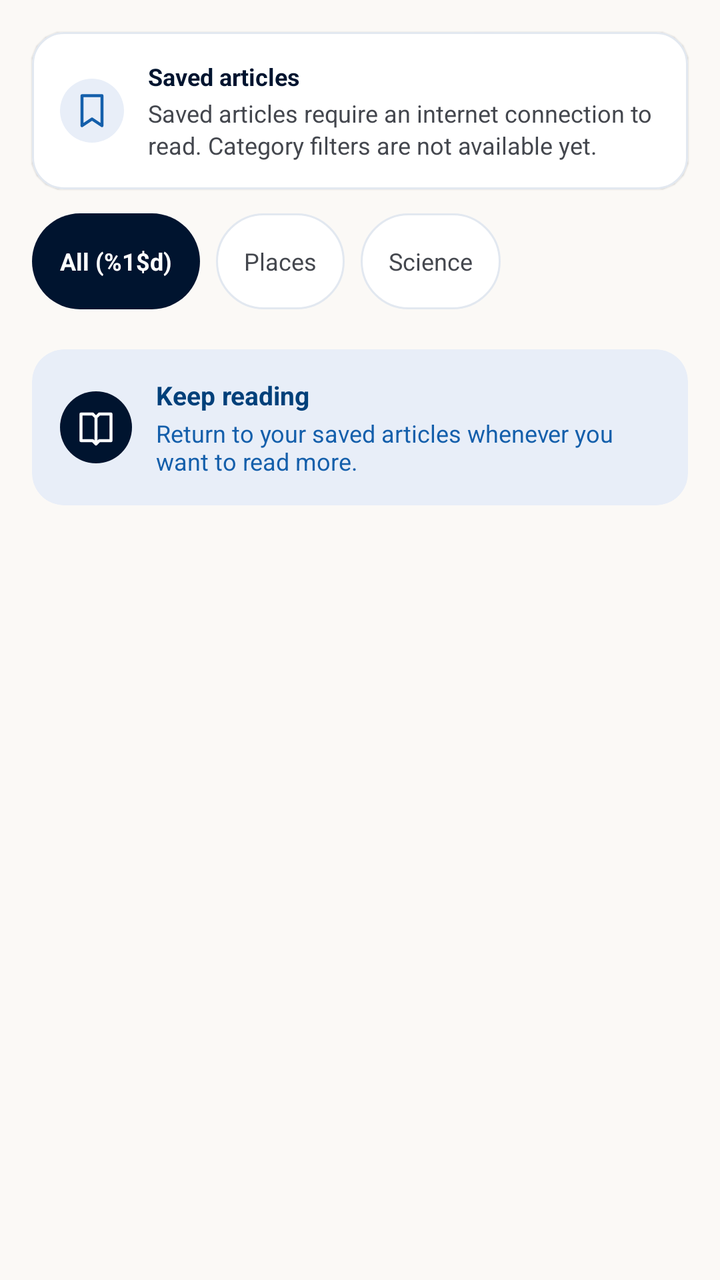
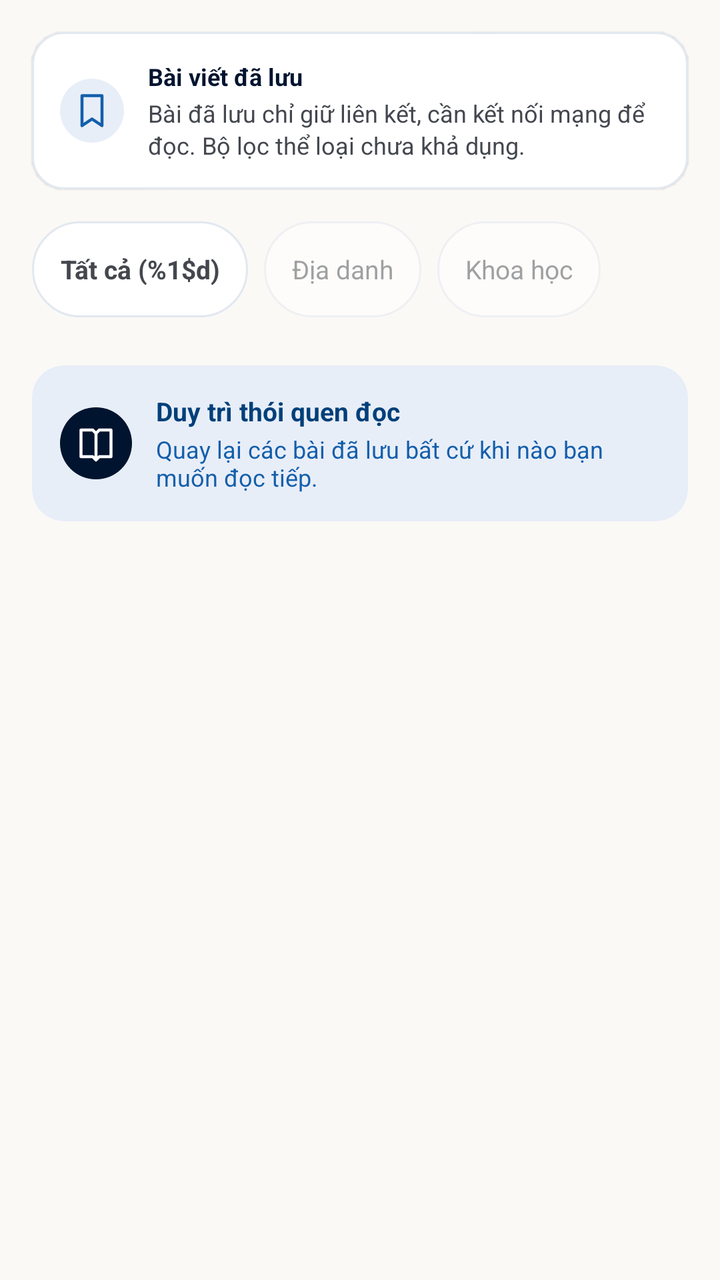

Two renders of the same Android screen: before a commit and after it. Below are the layout's source before the change and the commit's diff.
<!-- AndroidManifest.xml: application theme Theme.WikipediaClient -->
<!-- res/layout/fragment_library.xml -->
<?xml version="1.0" encoding="utf-8"?>
<androidx.core.widget.NestedScrollView xmlns:android="http://schemas.android.com/apk/res/android"
    xmlns:app="http://schemas.android.com/apk/res-auto"
    android:layout_width="match_parent"
    android:layout_height="match_parent"
    android:fillViewport="true">

    <LinearLayout
        android:layout_width="match_parent"
        android:layout_height="wrap_content"
        android:orientation="vertical"
        android:paddingBottom="48dp">

        


        <LinearLayout
            android:id="@+id/content_container"
            android:layout_width="match_parent"
            android:layout_height="wrap_content"
            android:orientation="vertical">

            
            <com.google.android.material.card.MaterialCardView
                android:layout_width="match_parent"
                android:layout_height="wrap_content"
                android:layout_marginStart="@dimen/page_gutter"
                android:layout_marginTop="16dp"
                android:layout_marginEnd="@dimen/page_gutter"
                app:cardBackgroundColor="@color/surface_container_lowest"
                app:cardCornerRadius="@dimen/card_radius"
                app:cardElevation="0.5dp"
                app:strokeColor="@color/card_stroke"
                app:strokeWidth="1dp">

                <LinearLayout
                    android:layout_width="match_parent"
                    android:layout_height="wrap_content"
                    android:gravity="center_vertical"
                    android:orientation="horizontal" android:baselineAligned="false"
                    android:padding="14dp">

                    <ImageView
                        android:layout_width="32dp"
                        android:layout_height="32dp"
                        android:background="@drawable/bg_badge_secondary"
                        android:importantForAccessibility="no"
                        android:padding="6dp"
                        android:src="@drawable/ic_bookmark"
                        app:tint="@color/secondary" />

                    <LinearLayout
                        android:layout_width="0dp"
                        android:layout_height="wrap_content"
                        android:layout_marginStart="12dp"
                        android:layout_weight="1"
                        android:orientation="vertical">

                        <TextView
                            android:layout_width="wrap_content"
                            android:layout_height="wrap_content"
                            android:text="@string/bookmark_banner_title"
                            android:textColor="@color/primary"
                            android:textSize="12sp"
                            android:textStyle="bold" />

                        <TextView
                            android:layout_width="wrap_content"
                            android:layout_height="wrap_content"
                            android:layout_marginTop="2dp"
                            android:lineSpacingExtra="2dp"
                            android:text="@string/bookmark_network_notice"
                            android:textColor="@color/on_surface_variant"
                            android:textSize="12sp" />
                    </LinearLayout>
                </LinearLayout>
            </com.google.android.material.card.MaterialCardView>

            
            <HorizontalScrollView
                android:layout_width="match_parent"
                android:layout_height="wrap_content"
                android:layout_marginTop="12dp"
                android:clipToPadding="false"
                android:paddingStart="@dimen/page_gutter"
                android:paddingEnd="@dimen/page_gutter"
                android:scrollbars="none">

                <LinearLayout
                    android:layout_width="wrap_content"
                    android:layout_height="wrap_content"
                    android:orientation="horizontal" android:baselineAligned="false">

                    <TextView android:focusable="true" android:clickable="true"
                        android:id="@+id/chip_fav_all"
                        android:layout_width="wrap_content"
                        android:layout_height="wrap_content"
                    android:minHeight="48dp"
                        android:background="@drawable/bg_pill_dark"
                        android:gravity="center"
                        android:paddingStart="14dp"
                        android:paddingEnd="14dp"
                        android:text="@string/bookmark_all"
                        android:textColor="@color/on_primary"
                        android:textSize="12sp"
                        android:textStyle="bold" />

                    <TextView android:focusable="true" android:clickable="true"
                        android:id="@+id/chip_fav_places"
                        android:layout_width="wrap_content"
                        android:layout_height="wrap_content"
                    android:minHeight="48dp"
                        android:layout_marginStart="8dp"
                        android:background="@drawable/bg_pill_light"
                        android:gravity="center"
                        android:paddingStart="14dp"
                        android:paddingEnd="14dp"
                        android:text="@string/bookmark_places"
                        android:textColor="@color/on_surface_variant"
                        android:textSize="12sp" />

                    <TextView android:focusable="true" android:clickable="true"
                        android:id="@+id/chip_fav_science"
                        android:layout_width="wrap_content"
                        android:layout_height="wrap_content"
                    android:minHeight="48dp"
                        android:layout_marginStart="8dp"
                        android:background="@drawable/bg_pill_light"
                        android:gravity="center"
                        android:paddingStart="14dp"
                        android:paddingEnd="14dp"
                        android:text="@string/bookmark_science"
                        android:textColor="@color/on_surface_variant"
                        android:textSize="12sp" />
                </LinearLayout>
            </HorizontalScrollView>

        <com.example.wikipediaclient.ui.common.StatusView
            android:id="@+id/status"
            android:layout_width="match_parent"
            android:layout_height="wrap_content"
            android:padding="@dimen/page_gutter"
            android:visibility="gone" />

            
            <androidx.recyclerview.widget.RecyclerView
                android:id="@+id/bookmark_list"
                android:layout_width="match_parent"
                android:layout_height="wrap_content"
                android:nestedScrollingEnabled="false" />

            
            <com.google.android.material.card.MaterialCardView
                android:layout_width="match_parent"
                android:layout_height="wrap_content"
                android:layout_marginStart="@dimen/page_gutter"
                android:layout_marginTop="20dp"
                android:layout_marginEnd="@dimen/page_gutter"
                app:cardBackgroundColor="@color/badge_bg"
                app:cardCornerRadius="@dimen/card_radius"
                app:cardElevation="0dp"
                app:strokeWidth="0dp">

                <LinearLayout
                    android:layout_width="match_parent"
                    android:layout_height="wrap_content"
                    android:gravity="center_vertical"
                    android:orientation="horizontal" android:baselineAligned="false"
                    android:padding="14dp">

                    <ImageView
                        android:layout_width="36dp"
                        android:layout_height="36dp"
                        android:background="@drawable/bg_pill_dark"
                        android:importantForAccessibility="no"
                        android:padding="8dp"
                        android:src="@drawable/ic_book"
                        app:tint="@color/on_primary" />

                    <LinearLayout
                        android:layout_width="0dp"
                        android:layout_height="wrap_content"
                        android:layout_marginStart="12dp"
                        android:layout_weight="1"
                        android:orientation="vertical">

                        <TextView
                            android:layout_width="wrap_content"
                            android:layout_height="wrap_content"
                            android:text="@string/bookmark_habit_title"
                            android:textColor="@color/on_secondary_container"
                            android:textSize="13sp"
                            android:textStyle="bold" />

                        <TextView
                            android:layout_width="wrap_content"
                            android:layout_height="wrap_content"
                            android:layout_marginTop="2dp"
                            android:text="@string/bookmark_habit_message"
                            android:textColor="@color/secondary"
                            android:textSize="12sp" />
                    </LinearLayout>
                </LinearLayout>
            </com.google.android.material.card.MaterialCardView>

        </LinearLayout>

    </LinearLayout>
</androidx.core.widget.NestedScrollView>
<!-- resources referenced by this layout -->
<resources>
  <color name="badge_bg">#E8EEF8</color>
  <color name="card_stroke">#E2E8F0</color>
  <color name="on_primary">#FFFFFF</color>
  <color name="on_secondary_container">#00407A</color>
  <color name="on_surface_variant">#44474E</color>
  <color name="primary">#00142F</color>
  <color name="secondary">#145FAB</color>
  <color name="surface_container_lowest">#FFFFFF</color>
  <dimen name="card_radius">16dp</dimen>
  <dimen name="page_gutter">16dp</dimen>
  <!-- drawable bg_badge_secondary (drawable) -->
  <?xml version="1.0" encoding="utf-8"?>
  <shape xmlns:android="http://schemas.android.com/apk/res/android"
      android:shape="rectangle">
      <corners android:radius="99dp" />
      <solid android:color="@color/badge_bg" />
  </shape>
  <!-- drawable bg_pill_dark (drawable) -->
  <?xml version="1.0" encoding="utf-8"?>
  <shape xmlns:android="http://schemas.android.com/apk/res/android"
      android:shape="rectangle">
      <corners android:radius="99dp" />
      <solid android:color="@color/primary" />
  </shape>
  <!-- drawable bg_pill_light (drawable) -->
  <?xml version="1.0" encoding="utf-8"?>
  <shape xmlns:android="http://schemas.android.com/apk/res/android"
      android:shape="rectangle">
      <corners android:radius="99dp" />
      <solid android:color="@color/surface_container_lowest" />
      <stroke android:width="1dp" android:color="@color/divider" />
  </shape>
  <string name="bookmark_all">All (%1$d)</string>
  <string name="bookmark_banner_title">Saved articles</string>
  <string name="bookmark_habit_message">Return to your saved articles whenever you want to read more.</string>
  <string name="bookmark_habit_title">Keep reading</string>
  <string name="bookmark_network_notice">Saved articles require an internet connection to read. Category filters are not available yet.</string>
  <string name="bookmark_places">Places</string>
  <string name="bookmark_science">Science</string>
  <color name="divider">#E2E8F0</color>
  <color name="primary_container">#0F294A</color>
  <color name="on_primary_container">#7A91B7</color>
  <color name="on_secondary">#FFFFFF</color>
  <color name="secondary_container">#D5E3FF</color>
  <color name="surface">#FBF9F6</color>
  <color name="on_surface">#1B1C1A</color>
  <color name="surface_container">#EFEEEB</color>
  <style name="Widget.WikiRead.ActiveIndicator" parent="Widget.Material3.BottomNavigationView.ActiveIndicator">
          <item name="android:color">@color/primary</item>
      </style>
  <!-- unchanged entries left out for length: 4 -->
</resources>

<!-- the commit's change to res/layout/fragment_library.xml (unified diff, before → after) -->
@@ -91,47 +91,26 @@
                     android:layout_height="wrap_content"
                     android:orientation="horizontal" android:baselineAligned="false">
 
-                    <TextView android:focusable="true" android:clickable="true"
+                    <TextView
                         android:id="@+id/chip_fav_all"
-                        android:layout_width="wrap_content"
-                        android:layout_height="wrap_content"
-                    android:minHeight="48dp"
-                        android:background="@drawable/bg_pill_dark"
-                        android:gravity="center"
-                        android:paddingStart="14dp"
-                        android:paddingEnd="14dp"
+                        style="@style/Widget.WikiRead.TopicChip"
                         android:text="@string/bookmark_all"
-                        android:textColor="@color/on_primary"
-                        android:textSize="12sp"
                         android:textStyle="bold" />
 
-                    <TextView android:focusable="true" android:clickable="true"
+                    
+                    <TextView
                         android:id="@+id/chip_fav_places"
-                        android:layout_width="wrap_content"
-                        android:layout_height="wrap_content"
-                    android:minHeight="48dp"
+                        style="@style/Widget.WikiRead.TopicChip"
                         android:layout_marginStart="8dp"
-                        android:background="@drawable/bg_pill_light"
-                        android:gravity="center"
-                        android:paddingStart="14dp"
-                        android:paddingEnd="14dp"
-                        android:text="@string/bookmark_places"
-                        android:textColor="@color/on_surface_variant"
-                        android:textSize="12sp" />
+                        android:alpha="0.5"
+                        android:text="@string/bookmark_places" />
 
-                    <TextView android:focusable="true" android:clickable="true"
+                    <TextView
                         android:id="@+id/chip_fav_science"
-                        android:layout_width="wrap_content"
-                        android:layout_height="wrap_content"
-                    android:minHeight="48dp"
+                        style="@style/Widget.WikiRead.TopicChip"
                         android:layout_marginStart="8dp"
-                        android:background="@drawable/bg_pill_light"
-                        android:gravity="center"
-                        android:paddingStart="14dp"
-                        android:paddingEnd="14dp"
-                        android:text="@string/bookmark_science"
-                        android:textColor="@color/on_surface_variant"
-                        android:textSize="12sp" />
+                        android:alpha="0.5"
+                        android:text="@string/bookmark_science" />
                 </LinearLayout>
             </HorizontalScrollView>
 
<!-- resource entries referenced after the edit -->
@@ -32,13 +32,34 @@
       <solid android:color="@color/surface_container_lowest" />
       <stroke android:width="1dp" android:color="@color/divider" />
   </shape>
-  <string name="bookmark_all">All (%1$d)</string>
-  <string name="bookmark_banner_title">Saved articles</string>
-  <string name="bookmark_habit_message">Return to your saved articles whenever you want to read more.</string>
-  <string name="bookmark_habit_title">Keep reading</string>
-  <string name="bookmark_network_notice">Saved articles require an internet connection to read. Category filters are not available yet.</string>
-  <string name="bookmark_places">Places</string>
-  <string name="bookmark_science">Science</string>
+  <string name="bookmark_all">Tất cả (%1$d)</string>
+  <string name="bookmark_banner_title">Bài viết đã lưu</string>
+  <string name="bookmark_habit_message">Quay lại các bài đã lưu bất cứ khi nào bạn muốn đọc tiếp.</string>
+  <string name="bookmark_habit_title">Duy trì thói quen đọc</string>
+  <string name="bookmark_network_notice">Bài đã lưu chỉ giữ liên kết, cần kết nối mạng để đọc. Bộ lọc thể loại chưa khả dụng.</string>
+  <string name="bookmark_places">Địa danh</string>
+  <string name="bookmark_science">Khoa học</string>
+  <style name="Widget.WikiRead.TopicChip" parent="">
+          <item name="android:layout_width">wrap_content</item>
+          <item name="android:layout_height">wrap_content</item>
+          <item name="android:minHeight">48dp</item>
+          <item name="android:layout_marginTop">4dp</item>
+          <item name="android:layout_marginBottom">4dp</item>
+          <item name="android:gravity">center</item>
+          <item name="android:paddingStart">14dp</item>
+          <item name="android:paddingEnd">14dp</item>
+          <item name="android:background">@drawable/bg_topic_chip</item>
+          <item name="android:textColor">@color/topic_chip_text</item>
+          <item name="android:textSize">13sp</item>
+          <item name="android:clickable">true</item>
+          <item name="android:focusable">true</item>
+      </style>
+  <!-- drawable bg_topic_chip (drawable) -->
+  <?xml version="1.0" encoding="utf-8"?>
+  <selector xmlns:android="http://schemas.android.com/apk/res/android">
+      <item android:drawable="@drawable/bg_pill_dark" android:state_selected="true" />
+      <item android:drawable="@drawable/bg_pill_light" />
+  </selector>
   <color name="divider">#E2E8F0</color>
   <color name="primary_container">#0F294A</color>
   <color name="on_primary_container">#7A91B7</color>
